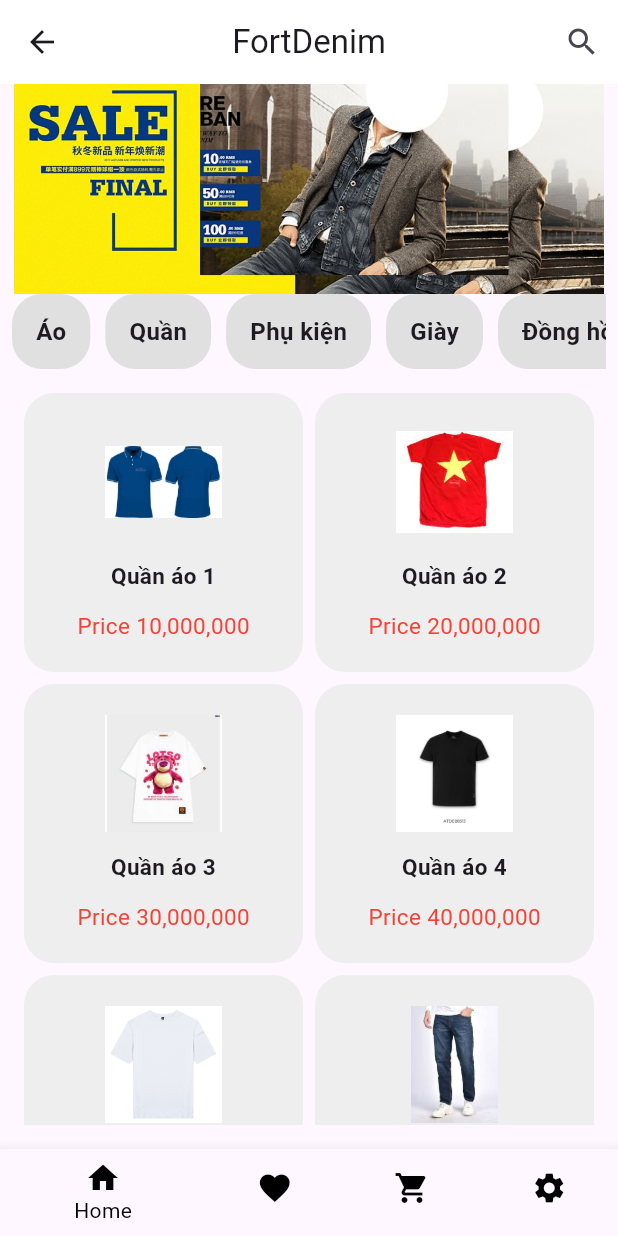
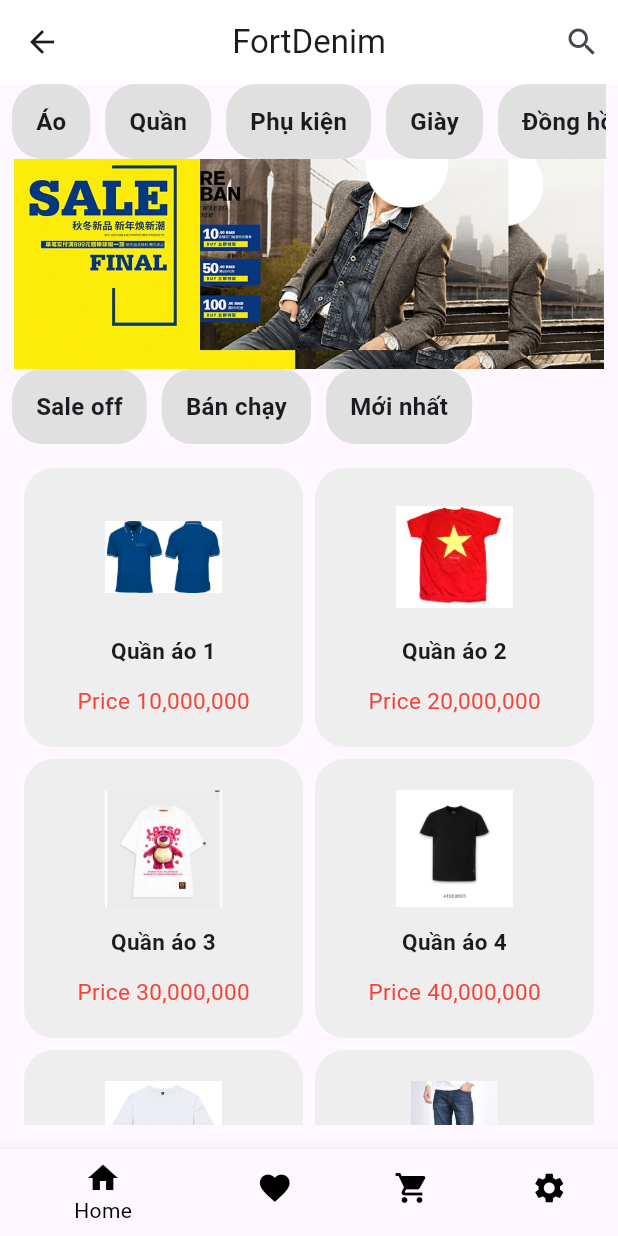
Before and after one commit to hataba123/widgets_image, a Flutter app: the MyGrid screen opened directly, on a phone screen of 412 x 824 dp. Run offline on Flutter 3.47's test engine with Material 3 defaults, Android fonts, the phone set to English and light mode, and no system bars; our stand-ins replace carousel_slider.

Commit message:
thêm yêu cầu cô hân tuần 3 ( chưa fix giao diện chức năng

```diff
--- a/lib/page/grid.dart
+++ b/lib/page/grid.dart
@@ -1,6 +1,7 @@
 import 'package:flutter/material.dart';
 import 'package:intl/intl.dart';
 import 'package:widgets_image/data/model.dart';
+import 'package:widgets_image/product_category_list.dart';
 import '../data/data.dart';
 import '../config/const.dart';
 import 'package:widgets_image/banner.dart';
@@ -18,6 +19,7 @@ class _MyGridState extends State<MyGrid> {
 
   // categories
   List<String> categories = ['Áo', 'Quần', 'Phụ kiện', 'Giày',"Đồng hồ"];
+  List<String> productcategories =  ['Sale off', 'Bán chạy','Mới nhất'];
   @override
   void initState() {
     super.initState();
@@ -41,13 +43,14 @@ class _MyGridState extends State<MyGrid> {
       ),
       body: Column(
         children: [
+          CategoryList(categories: categories), // Use the CategoryList widget
           BannerWidget(
             images: [
               Image.asset('assets/images/banner_1.jpg', width: MediaQuery.of(context).size.width, height: MediaQuery.of(context).size.height),
               Image.asset('assets/images/banner_2.jpg', width: MediaQuery.of(context).size.width, height: MediaQuery.of(context).size.height),
             ],
           ), // Add BannerWidget here
-          CategoryList(categories: categories), // Use the CategoryList widget
+          ProductCategoryList(productcategories: productcategories),
           Expanded(
             child: Container(
               padding: const EdgeInsets.all(16),
--- /dev/null
+++ b/lib/product_category_list.dart
@@ -0,0 +1,47 @@
+import 'package:flutter/material.dart';
+
+class ProductCategoryList extends StatelessWidget {
+  final List<String> productcategories;
+
+  const ProductCategoryList({required this.productcategories, Key? key}) : super(key: key);
+
+  @override
+  Widget build(BuildContext context) {
+    return Padding(
+      padding: const EdgeInsets.symmetric(horizontal: 8), // Khoảng cách ở cả hai đầu
+      child: Row(
+        mainAxisAlignment: MainAxisAlignment.center,
+        children: [
+          Expanded(
+            child: Container(
+              height: 50,
+              child: ListView.builder(
+                scrollDirection: Axis.horizontal,
+                itemCount: productcategories.length,
+                itemBuilder: (context, index) {
+                  return Container(
+                    margin: EdgeInsets.only(right: 10),
+                    padding: EdgeInsets.symmetric(horizontal: 16, vertical: 8),
+                    decoration: BoxDecoration(
+                      color: Colors.grey.shade300,
+                      borderRadius: BorderRadius.circular(20),
+                    ),
+                    child: Center(
+                      child: Text(
+                        productcategories[index],
+                        style: TextStyle(
+                          fontSize: 16,
+                          fontWeight: FontWeight.bold,
+                        ),
+                      ),
+                    ),
+                  );
+                },
+              ),
+            ),
+          ),
+        ],
+      ),
+    );
+  }
+}
```
